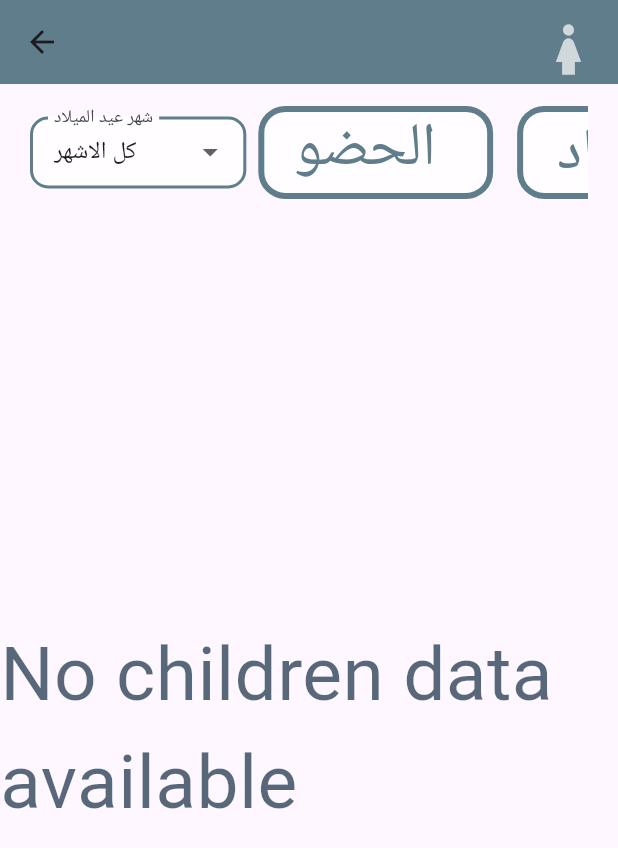
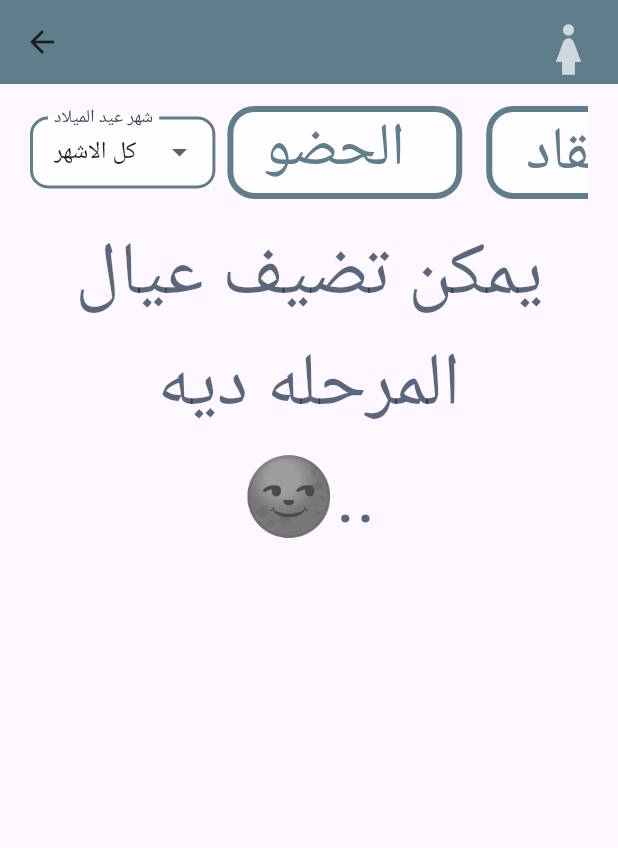
Before and after one commit to Mariamsamy26/church_service, a Flutter app: the LeverScreen screen opened directly with empty values, on a phone screen of 412 x 824 dp. Shown: the top 848 px of the screen. Run offline on Flutter 3.47's test engine with Material 3 defaults, Android fonts, the light colour scheme and no system bars; our stand-ins replace cloud_firestore, firebase_core, google_fonts, permission_handler, table_calendar; accounts and stored records are empty; Roboto replaces fonts that are missing (Amiri).

Commit message:
design
Signed-off-by: Mariamsamy26 <mariamsamy324@gmail.com>

```diff
--- a/lib/layout/leveles/FiltersBar.dart
+++ b/lib/layout/leveles/FiltersBar.dart
@@ -38,7 +38,7 @@ class _FiltersBarState extends State<FiltersBar> {
           mainAxisAlignment: MainAxisAlignment.start,
           children: [
             CustomDropdownButtonFormField(
-              width: MediaQuery.of(context).size.width * 0.35,
+              width: MediaQuery.of(context).size.width * 0.30,
               selectedValue: selectedMonths,
               items: DataApp.months,
               labelText: "شهر عيد الميلاد",
--- a/lib/layout/leveles/leverScreen.dart
+++ b/lib/layout/leveles/leverScreen.dart
@@ -37,7 +37,6 @@ class LeverScreen extends StatelessWidget {
               children: [
                 FiltersBar(
                   onMonthChanged: (month) {
-                    // تحديث الشهر في المزود
                     childrenProvider.updateMonthFilter(month);
                   },
                 ),
@@ -50,11 +49,16 @@ class LeverScreen extends StatelessWidget {
                       }
 
                       if (!snapshot.hasData || snapshot.data!.isEmpty) {
-                        return Center(
-                          child: Text(
-                            "No children data available",
-                            style: FontForm.TextStyle50bold,
-                          ),
+                        return childrenProvider.selectedMonth == "14"
+                            ? Text(
+                          "مفيش غياب اليوم ده \n😎",
+                          style: FontForm.TextStyle50bold,
+                          textAlign: TextAlign.center,
+                        )
+                            : Text(
+                          "يمكن تضيف عيال المرحله ديه \n🌚.. ",
+                          style: FontForm.TextStyle50bold,
+                          textAlign: TextAlign.center,
                         );
                       }
 
```
